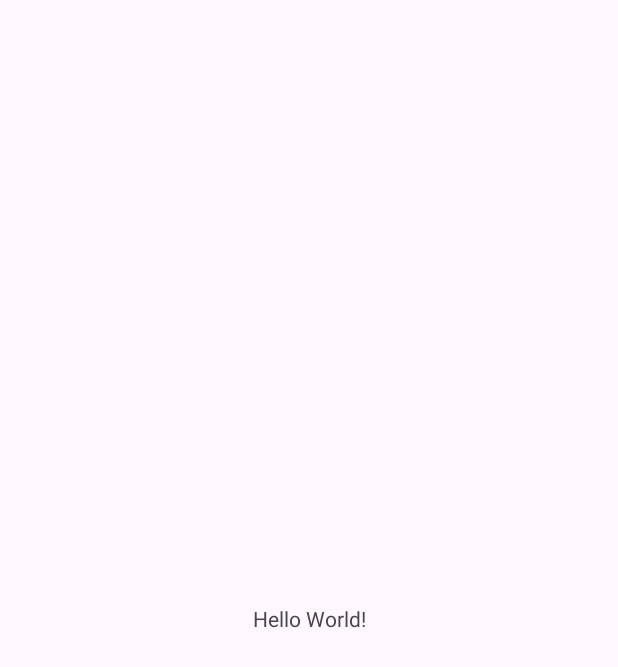
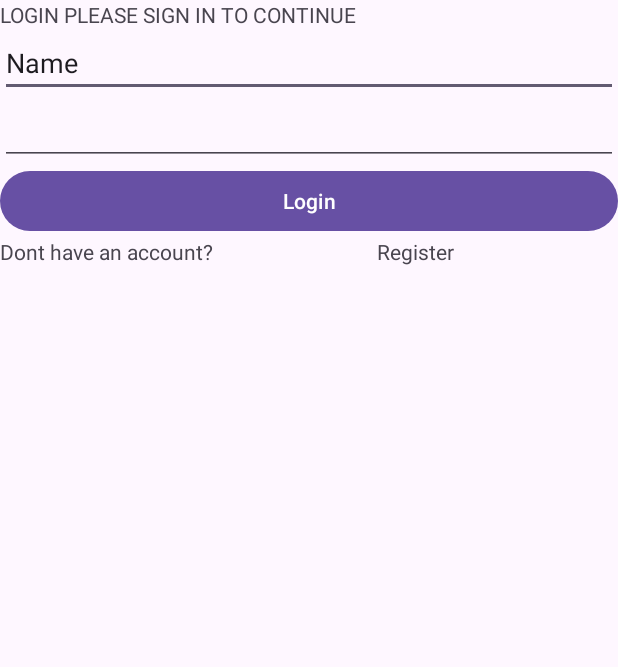
Before and after one commit to Haritch-6509650757/CS361_Project, an Android app: the screen it shows after launch (MainActivity before the commit, LoginActivity after it), on a phone screen of 412 x 824 dp. Before the commit the part shown is almost empty. Shown: the top 667 px of the screen. Run offline under Robolectric (Android 15) with nearby library versions, the phone set to English and light mode, and no system bars.

Commit message:
simple login register pages

```diff
--- a/app/src/main/AndroidManifest.xml
+++ b/app/src/main/AndroidManifest.xml
@@ -1,6 +1,8 @@
 <?xml version="1.0" encoding="utf-8"?>
 <manifest xmlns:android="http://schemas.android.com/apk/res/android"
     xmlns:tools="http://schemas.android.com/tools">
+
+    <uses-permission android:name="android.permission.INTERNET" />
 
     <application
         android:allowBackup="true"
@@ -13,7 +15,7 @@
         android:theme="@style/Theme.Cs361_project"
         tools:targetApi="31">
         <activity
-            android:name=".MainActivity"
+            android:name=".LoginActivity"
             android:exported="true">
             <intent-filter>
                 <action android:name="android.intent.action.MAIN" />
@@ -21,6 +23,13 @@
                 <category android:name="android.intent.category.LAUNCHER" />
             </intent-filter>
         </activity>
+
+        <activity
+            android:name=".RegisterActivity"
+            android:configChanges="locale|fontScale"
+            android:exported="true"/>
+
+
     </application>
 
 </manifest>
--- a/app/src/main/java/com/example/cs361_project/MainActivity.java
+++ b/app/src/main/java/com/example/cs361_project/LoginActivity.java
@@ -1,6 +1,9 @@
 package com.example.cs361_project;
 
+import android.content.Intent;
 import android.os.Bundle;
+import android.view.View;
+import android.widget.TextView;
 
 import androidx.activity.EdgeToEdge;
 import androidx.appcompat.app.AppCompatActivity;
@@ -8,17 +11,29 @@ import androidx.core.graphics.Insets;
 import androidx.core.view.ViewCompat;
 import androidx.core.view.WindowInsetsCompat;
 
-public class MainActivity extends AppCompatActivity {
+public class LoginActivity extends AppCompatActivity {
 
     @Override
     protected void onCreate(Bundle savedInstanceState) {
         super.onCreate(savedInstanceState);
         EdgeToEdge.enable(this);
-        setContentView(R.layout.activity_main);
+        setContentView(R.layout.login_page);
         ViewCompat.setOnApplyWindowInsetsListener(findViewById(R.id.main), (v, insets) -> {
             Insets systemBars = insets.getInsets(WindowInsetsCompat.Type.systemBars());
             v.setPadding(systemBars.left, systemBars.top, systemBars.right, systemBars.bottom);
             return insets;
         });
+
+        final TextView register_txtview = findViewById(R.id.register);
+
+        register_txtview.setOnClickListener(new View.OnClickListener() {
+            @Override
+            public void onClick(View v) {
+                Intent intent = new Intent(LoginActivity.this, RegisterActivity.class);
+                startActivity(intent);
+            }
+        });
+
+
     }
 }
--- a/app/src/main/res/layout/activity_main.xml
+++ /dev/null
@@ -1,19 +0,0 @@
-<?xml version="1.0" encoding="utf-8"?>
-<androidx.constraintlayout.widget.ConstraintLayout xmlns:android="http://schemas.android.com/apk/res/android"
-    xmlns:app="http://schemas.android.com/apk/res-auto"
-    xmlns:tools="http://schemas.android.com/tools"
-    android:id="@+id/main"
-    android:layout_width="match_parent"
-    android:layout_height="match_parent"
-    tools:context=".MainActivity">
-
-    <TextView
-        android:layout_width="wrap_content"
-        android:layout_height="wrap_content"
-        android:text="Hello World!"
-        app:layout_constraintBottom_toBottomOf="parent"
-        app:layout_constraintEnd_toEndOf="parent"
-        app:layout_constraintStart_toStartOf="parent"
-        app:layout_constraintTop_toTopOf="parent" />
-
-</androidx.constraintlayout.widget.ConstraintLayout>
--- /dev/null
+++ b/app/src/main/res/layout/login_page.xml
@@ -0,0 +1,64 @@
+<?xml version="1.0" encoding="utf-8"?>
+<LinearLayout xmlns:android="http://schemas.android.com/apk/res/android"
+    xmlns:app="http://schemas.android.com/apk/res-auto"
+    xmlns:tools="http://schemas.android.com/tools"
+    android:id="@+id/main"
+    android:layout_width="match_parent"
+    android:layout_height="wrap_content"
+    android:orientation="vertical"
+    tools:context=".LoginActivity">
+
+
+    <LinearLayout
+        android:layout_width="match_parent"
+        android:layout_height="match_parent"
+        android:orientation="vertical">
+
+        <TextView
+            android:id="@+id/textView"
+            android:layout_width="match_parent"
+            android:layout_height="wrap_content"
+            android:text="LOGIN PLEASE SIGN IN TO CONTINUE" />
+
+        <EditText
+            android:id="@+id/editTextText"
+            android:layout_width="match_parent"
+            android:layout_height="wrap_content"
+            android:ems="10"
+            android:inputType="text"
+            android:text="Name" />
+
+        <EditText
+            android:id="@+id/editTextTextPassword2"
+            android:layout_width="match_parent"
+            android:layout_height="wrap_content"
+            android:ems="10"
+            android:inputType="textPassword" />
+
+        <Button
+            android:id="@+id/button"
+            android:layout_width="match_parent"
+            android:layout_height="wrap_content"
+            android:text="Login" />
+
+        <LinearLayout
+            android:layout_width="match_parent"
+            android:layout_height="match_parent"
+            android:orientation="horizontal">
+
+            <TextView
+                android:id="@+id/textView2"
+                android:layout_width="wrap_content"
+                android:layout_height="wrap_content"
+                android:layout_weight="1"
+                android:text="Dont have an account?" />
+
+            <TextView
+                android:id="@+id/register"
+                android:layout_width="wrap_content"
+                android:layout_height="wrap_content"
+                android:layout_weight="1"
+                android:text="Register" />
+        </LinearLayout>
+    </LinearLayout>
+</LinearLayout>
```
Also changed, not shown: app/src/main/java/com/example/cs361_project/RegisterActivity.java (added, +24 -0 lines), app/src/main/res/layout/register_page.xml (added, +63 -0 lines).
